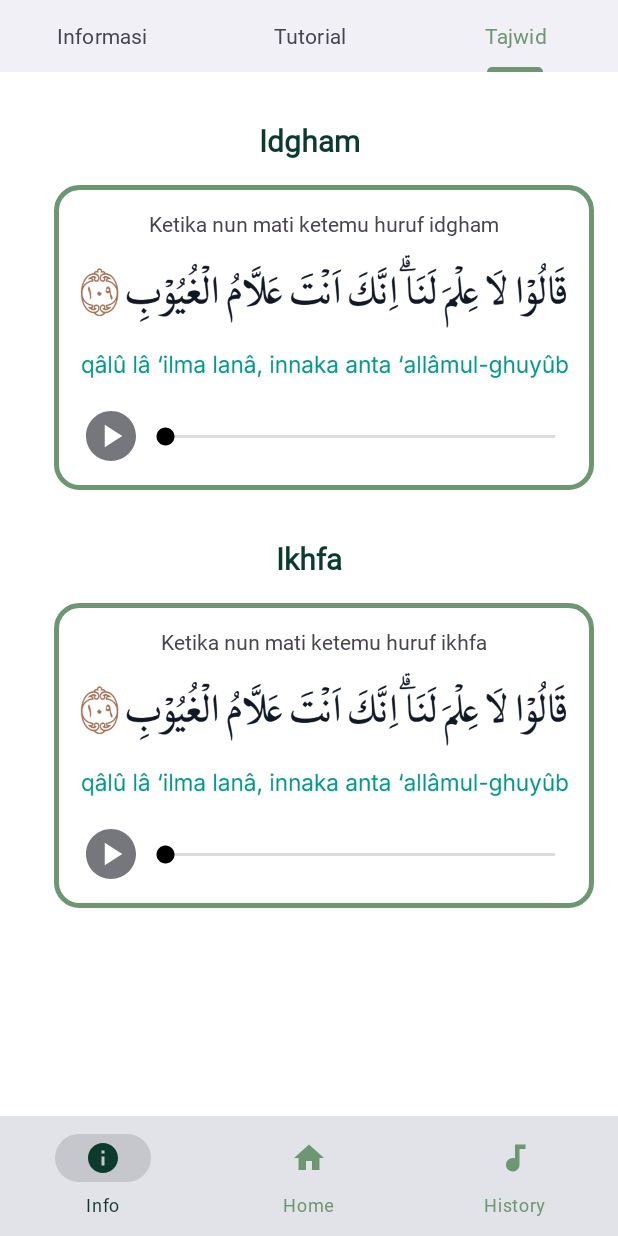
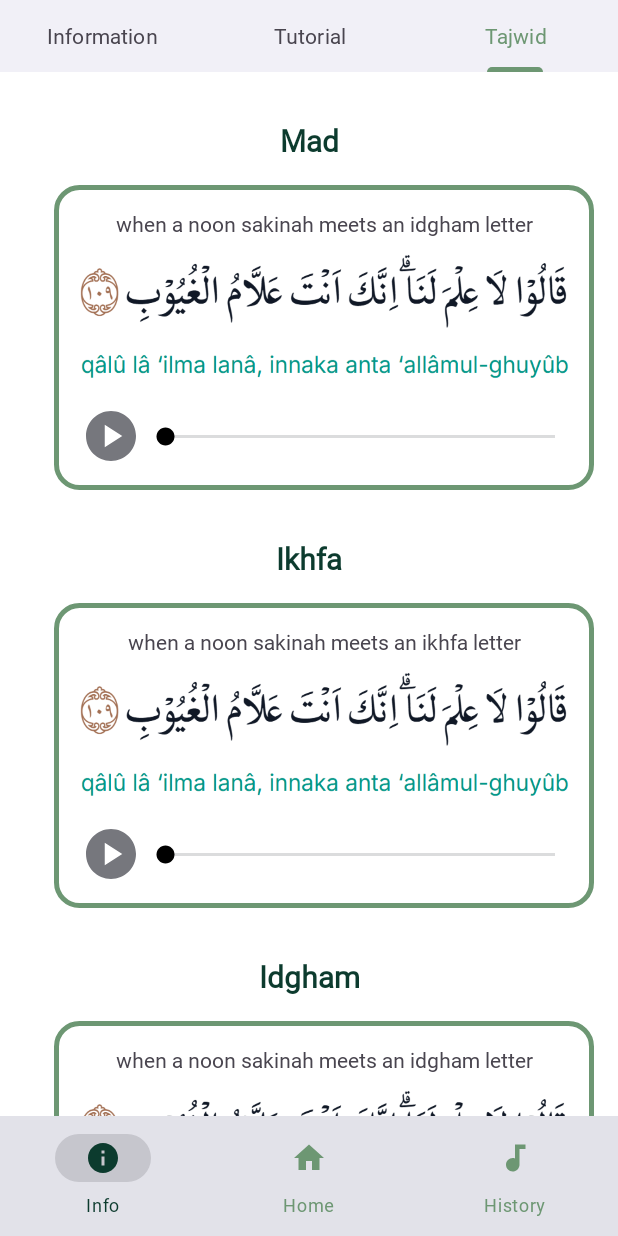
Before and after one commit to althof-z/QuranKu, an Android app: the screen it shows after launch (MainActivity), tab 3 chosen, on a phone screen of 412 x 824 dp. Run offline under Robolectric (Android 15) with nearby library versions, the phone set to English and light mode, and no system bars.

Commit message:
ui: change to english

```diff
--- a/app/src/main/java/com/example/quranku/InfoFragment.kt
+++ b/app/src/main/java/com/example/quranku/InfoFragment.kt
@@ -26,7 +26,7 @@ class InfoFragment : Fragment() {
 
         TabLayoutMediator(tabLayout, viewPager) { tab, position ->
             tab.text = when (position) {
-                0 -> "Informasi"
+                0 -> "Information"
                 1 -> "Tutorial"
                 2 -> "Tajwid"
                 else -> null
--- a/app/src/main/res/layout/fragment_app_tutorial.xml
+++ b/app/src/main/res/layout/fragment_app_tutorial.xml
@@ -14,7 +14,7 @@
         android:layout_marginBottom="32dp"
         style="@style/TitleText"
         android:gravity="center"
-        android:text="Tutorial Penggunaan Aplikasi"
+        android:text="App Tutorial"
         app:layout_constraintBottom_toTopOf="@+id/containerAyat"
         app:layout_constraintEnd_toEndOf="parent"
         app:layout_constraintStart_toStartOf="parent" />
--- a/app/src/main/res/layout/fragment_tajwid.xml
+++ b/app/src/main/res/layout/fragment_tajwid.xml
@@ -14,7 +14,7 @@
         android:layout_marginTop="32dp"
         android:gravity="center"
         style="@style/TitleText"
-        android:text="Idgham"
+        android:text="Mad"
         app:layout_constraintEnd_toEndOf="parent"
         app:layout_constraintStart_toStartOf="parent"
         app:layout_constraintTop_toTopOf="parent" />
@@ -35,7 +35,7 @@
             android:id="@+id/tv_tutorial"
             android:layout_width="wrap_content"
             android:layout_height="wrap_content"
-            android:text="Ketika nun mati ketemu huruf idgham"
+            android:text="when a noon sakinah meets an idgham letter"
             app:layout_constraintEnd_toEndOf="parent"
             app:layout_constraintStart_toStartOf="parent"
             app:layout_constraintTop_toTopOf="parent" />
@@ -105,7 +105,7 @@
             android:id="@+id/tv_ikh"
             android:layout_width="wrap_content"
             android:layout_height="wrap_content"
-            android:text="Ketika nun mati ketemu huruf ikhfa"
+            android:text="when a noon sakinah meets an ikhfa letter"
             app:layout_constraintEnd_toEndOf="parent"
             app:layout_constraintStart_toStartOf="parent"
             app:layout_constraintTop_toTopOf="parent" />
@@ -147,5 +147,75 @@
 
     </androidx.constraintlayout.widget.ConstraintLayout>
 
+    <TextView
+        android:id="@+id/tv_title_idgh"
+        android:layout_width="wrap_content"
+        android:layout_height="wrap_content"
+        android:gravity="center"
+        android:layout_marginTop="32dp"
+        style="@style/TitleText"
+        android:text="Idgham"
+        app:layout_constraintEnd_toEndOf="parent"
+        app:layout_constraintStart_toStartOf="parent"
+        app:layout_constraintTop_toBottomOf="@+id/containerikh" />
+
+    <androidx.constraintlayout.widget.ConstraintLayout
+        android:id="@+id/containeridgh"
+        android:layout_width="360dp"
+        android:layout_height="wrap_content"
+        android:background="@drawable/card_edge"
+        android:padding="16dp"
+        android:layout_marginTop="16dp"
+        app:layout_constraintEnd_toEndOf="parent"
+        app:layout_constraintHorizontal_bias="0.686"
+        app:layout_constraintStart_toStartOf="parent"
+        app:layout_constraintTop_toBottomOf="@+id/tv_title_idgh">
+
+        <TextView
+            android:id="@+id/tv_idgh"
+            android:layout_width="wrap_content"
+            android:layout_height="wrap_content"
+            android:text="when a noon sakinah meets an idgham letter"
+            app:layout_constraintEnd_toEndOf="parent"
+            app:layout_constraintStart_toStartOf="parent"
+            app:layout_constraintTop_toTopOf="parent" />
+
+        <ImageView
+            android:id="@+id/iv_idgh"
+            android:layout_width="340dp"
+            android:layout_height="87dp"
+            android:layout_marginTop="28dp"
+            android:background="@drawable/surah"
+            app:layout_constraintEnd_toEndOf="parent"
+            app:layout_constraintStart_toStartOf="parent"
+            app:layout_constraintTop_toTopOf="parent" />
+
+        <!-- SeekBar untuk progress audio -->
+
+        <SeekBar
+            android:id="@+id/sb_idgh"
+            android:layout_width="0dp"
+            android:layout_height="wrap_content"
+            android:progressBackgroundTint="@color/material_dynamic_neutral50"
+            android:progressTint="@color/black"
+            android:thumbTint="@color/black"
+            app:layout_constraintBottom_toBottomOf="@+id/btn_Playidgh"
+            app:layout_constraintEnd_toEndOf="@+id/iv_idgh"
+            app:layout_constraintStart_toEndOf="@+id/btn_Playidgh"
+            app:layout_constraintTop_toTopOf="@+id/btn_Playidgh" />
+
+        <ImageButton
+            android:id="@+id/btn_Playidgh"
+            android:layout_width="40dp"
+            android:layout_height="40dp"
+            android:layout_marginStart="8dp"
+            android:layout_marginTop="16dp"
+            android:background="@drawable/ic_play"
+            android:backgroundTint="@color/material_dynamic_neutral50"
+            app:layout_constraintStart_toStartOf="@+id/iv_idgh"
+            app:layout_constraintTop_toBottomOf="@+id/iv_idgh" />
+
+    </androidx.constraintlayout.widget.ConstraintLayout>
+
 
 </androidx.constraintlayout.widget.ConstraintLayout>
--- a/app/src/main/res/values/strings.xml
+++ b/app/src/main/res/values/strings.xml
@@ -2,6 +2,15 @@
     <string name="app_name">QuranKu</string>
     <!-- TODO: Remove or change this placeholder text -->
     <string name="hello_blank_fragment">Hello blank fragment</string>
-    <string name="app_desc">QuranKu adalah aplikasi Android yang membantu kamu belajar membaca Al-Qur’an sesuai tajwid. Dengan teknologi pengenalan suara, aplikasi ini bisa mendeteksi kesalahan bacaan dan memberi umpan balik secara otomatis. QuranKu menggunakan metode MFCC dan SVM untuk mengenali suara pengguna. \n\nAplikasi ini dibuat sebagai bagian dari proyek skripsi di Institut Teknologi Perusahaan Listrik Negara (IT-PLN), dengan harapan bisa menjadi alat bantu belajar sekaligus amal jariyah digital. \n\nYuk, tingkatkan bacaan Al-Qur’an kamu bareng QuranKu!</string>
-    <string name="tv_tutorial">1. Masuk ke Halaman Record melalui Bar Navigasi\n\n2. Klik tombol record dengan ikon mikropon untuk mereka suara dan lantunkan contoh ayat al-quran yang tertera. Proses rekaman ditandai dengan pergantian icon mikropon menjadi tanda stop, yang menandakan perekaman berlangsung.\n\n3. Klik tombol centang untuk mengakhiri sesi perekaman.\n\n4. Untuk melihat hasil penilaian rekaman, masuk ke dalam halaman history. Pada halaman tersebut terdapat informasi tajwid mana yang sudah benar anda lantunkan</string>
+    <string name="app_desc">
+    QuranKu is an Android application designed to help you learn to recite the Qur’an with proper tajweed. Using voice recognition technology, this app can detect recitation errors and provide instant feedback. QuranKu applies MFCC and SVM methods to analyze the user’s voice.\n\n
+    This application was developed as part of a thesis project at the Institute of Technology PLN (IT-PLN), with the hope of serving as both a learning tool and a form of digital charity.\n\n
+        Let’s improve your Qur’an recitation together with QuranKu!
+</string>
+    <string name="tv_tutorial">
+1. Go to the Record Page via the Navigation Bar.\n\n
+2. Tap the record button with the microphone icon to start recording your voice, then recite the sample Qur’anic verse shown. The recording is indicated by the microphone icon changing to a stop icon, signaling that recording is in progress.\n\n
+3. Tap the checkmark button to end the recording session.\n\n
+4. To view the evaluation results, navigate to the History page. There, you’ll find information on which tajweed rules were correctly recited.
+</string>
 </resources>
```
